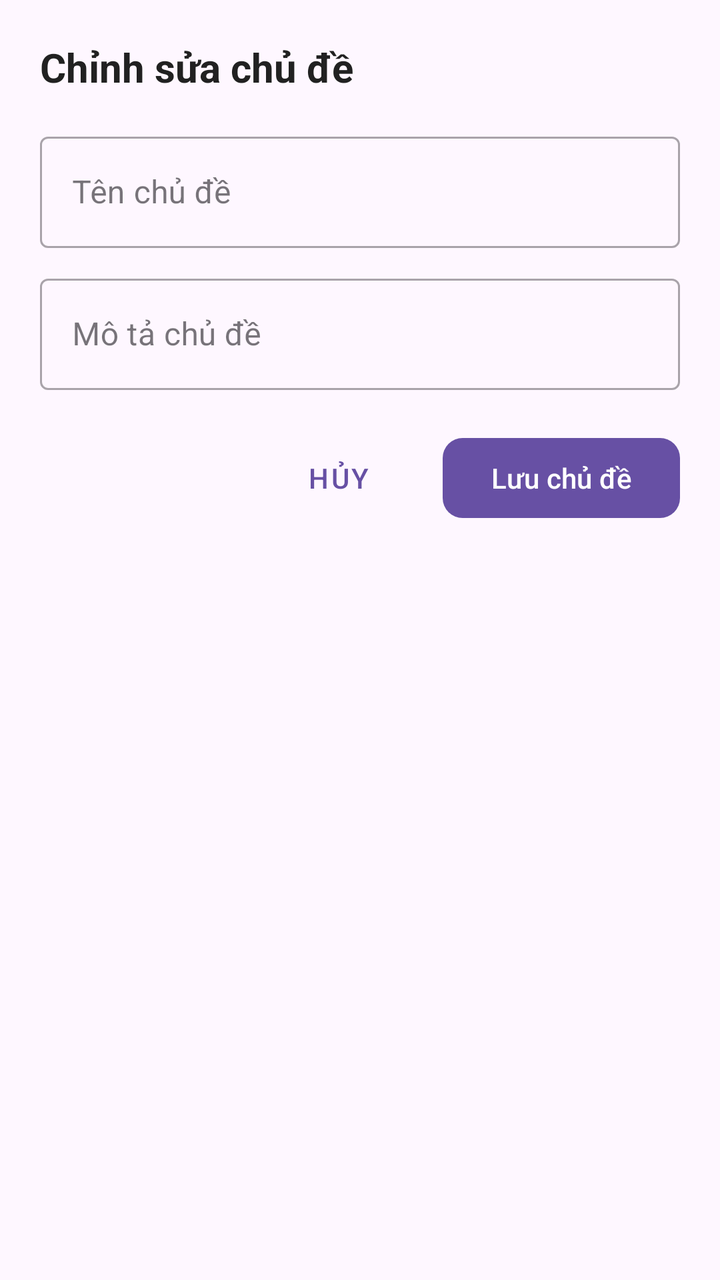
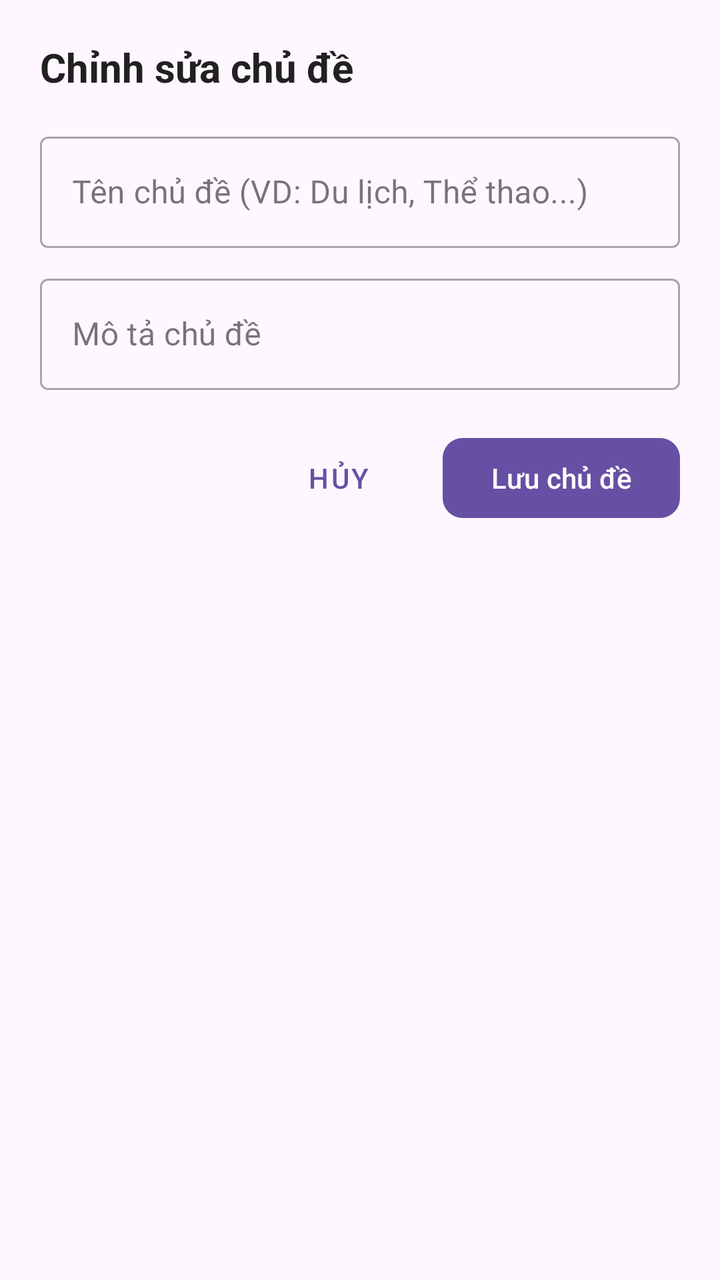

Compare the two renders of this Android layout. The source of the first and the diff that turns it into the second are given below.
<!-- AndroidManifest.xml: application theme Theme.ProjectHocTiengAnh -->
<!-- res/layout/dialog_sua_chu_de.xml -->
<?xml version="1.0" encoding="utf-8"?>
<LinearLayout xmlns:android="http://schemas.android.com/apk/res/android"
    xmlns:app="http://schemas.android.com/apk/res-auto"
    android:layout_width="match_parent"
    android:layout_height="wrap_content"
    android:orientation="vertical"
    android:padding="20dp">

    <TextView
        android:id="@+id/tvTopicDialogTitle"
        android:layout_width="wrap_content"
        android:layout_height="wrap_content"
        android:text="Chỉnh sửa chủ đề"
        android:textColor="@color/text_primary"
        android:textSize="20sp"
        android:textStyle="bold" />

    <com.google.android.material.textfield.TextInputLayout
        style="@style/Widget.MaterialComponents.TextInputLayout.OutlinedBox"
        android:layout_width="match_parent"
        android:layout_height="wrap_content"
        android:layout_marginTop="16dp"
        android:hint="Tên chủ đề">

        <com.google.android.material.textfield.TextInputEditText
            android:id="@+id/etTopicName"
            android:layout_width="match_parent"
            android:layout_height="wrap_content"
            android:inputType="textMultiLine|textNoSuggestions" />
    </com.google.android.material.textfield.TextInputLayout>

    <com.google.android.material.textfield.TextInputLayout
        style="@style/Widget.MaterialComponents.TextInputLayout.OutlinedBox"
        android:layout_width="match_parent"
        android:layout_height="wrap_content"
        android:layout_marginTop="10dp"
        android:hint="Mô tả chủ đề">

        <com.google.android.material.textfield.TextInputEditText
            android:id="@+id/etTopicDesc"
            android:layout_width="match_parent"
            android:layout_height="wrap_content"
            android:inputType="textMultiLine|textNoSuggestions" />
    </com.google.android.material.textfield.TextInputLayout>

    <LinearLayout
        android:layout_width="match_parent"
        android:layout_height="wrap_content"
        android:layout_marginTop="20dp"
        android:gravity="end"
        android:orientation="horizontal">

        <com.google.android.material.button.MaterialButton
            android:id="@+id/btnCancelTopic"
            style="@style/Widget.MaterialComponents.Button.TextButton"
            android:layout_width="wrap_content"
            android:layout_height="wrap_content"
            android:text="Hủy" />

        <com.google.android.material.button.MaterialButton
            android:id="@+id/btnSaveTopic"
            android:layout_width="wrap_content"
            android:layout_height="wrap_content"
            android:layout_marginStart="8dp"
            android:text="Lưu chủ đề"
            app:cornerRadius="10dp" />

    </LinearLayout>

</LinearLayout>
<!-- resources referenced by this layout -->
<resources>
  <color name="text_primary">#212121</color>
  <style name="Theme.ProjectHocTiengAnh" parent="Base.Theme.ProjectHocTiengAnh" />
  <style name="Base.Theme.ProjectHocTiengAnh" parent="Theme.Material3.DayNight.NoActionBar">
          
          
      </style>
</resources>

<!-- the commit's change to res/layout/dialog_sua_chu_de.xml (unified diff, before → after) -->
@@ -20,13 +20,13 @@
         android:layout_width="match_parent"
         android:layout_height="wrap_content"
         android:layout_marginTop="16dp"
-        android:hint="Tên chủ đề">
+        android:hint="Tên chủ đề (VD: Du lịch, Thể thao...)">
 
         <com.google.android.material.textfield.TextInputEditText
             android:id="@+id/etTopicName"
             android:layout_width="match_parent"
             android:layout_height="wrap_content"
-            android:inputType="textMultiLine|textNoSuggestions" />
+            android:inputType="textCapSentences" />
     </com.google.android.material.textfield.TextInputLayout>
 
     <com.google.android.material.textfield.TextInputLayout
@@ -40,7 +40,7 @@
             android:id="@+id/etTopicDesc"
             android:layout_width="match_parent"
             android:layout_height="wrap_content"
-            android:inputType="textMultiLine|textNoSuggestions" />
+            android:inputType="textCapSentences|textMultiLine" />
     </com.google.android.material.textfield.TextInputLayout>
 
     <LinearLayout
